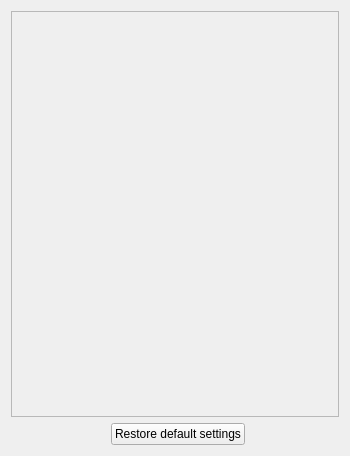
Above: AYAYA/settingswidget.ui from jkbz64/AYAYA before the change. Below: the same form after it.
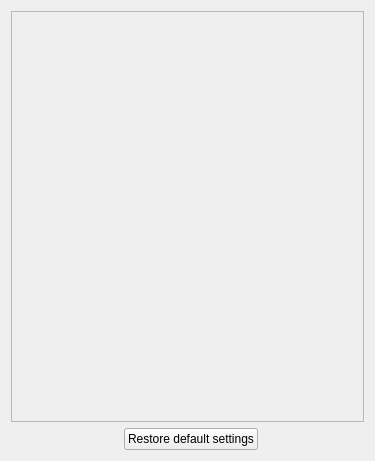
That is the form after the change.

Commit message: Bumped submodules to newest version and increased the min width of the settings to fix the layouts

Patch:
```diff
--- a/AYAYA/settingswidget.ui
+++ b/AYAYA/settingswidget.ui
@@ -6,8 +6,8 @@
    <rect>
     <x>0</x>
     <y>0</y>
-    <width>350</width>
-    <height>456</height>
+    <width>375</width>
+    <height>461</height>
    </rect>
   </property>
   <property name="sizePolicy">
@@ -18,7 +18,7 @@
   </property>
   <property name="minimumSize">
    <size>
-    <width>300</width>
+    <width>350</width>
     <height>0</height>
    </size>
   </property>
@@ -73,6 +73,12 @@
    </item>
    <item row="0" column="0" colspan="4">
     <widget class="QScrollArea" name="m_settingsArea">
+     <property name="sizePolicy">
+      <sizepolicy hsizetype="Preferred" vsizetype="Preferred">
+       <horstretch>0</horstretch>
+       <verstretch>0</verstretch>
+      </sizepolicy>
+     </property>
      <property name="widgetResizable">
       <bool>true</bool>
      </property>
@@ -81,8 +87,8 @@
        <rect>
         <x>0</x>
         <y>0</y>
-        <width>330</width>
-        <height>402</height>
+        <width>355</width>
+        <height>407</height>
        </rect>
       </property>
       <layout class="QVBoxLayout" name="verticalLayout"/>
```
The commit also changes 1 other file.
